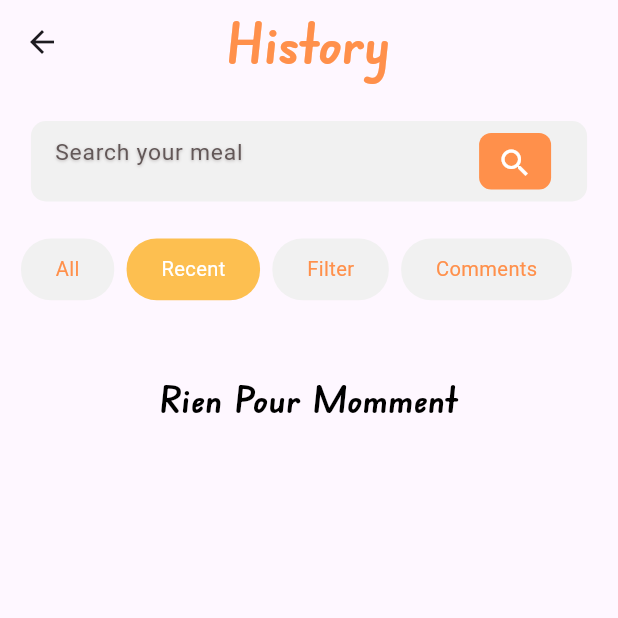
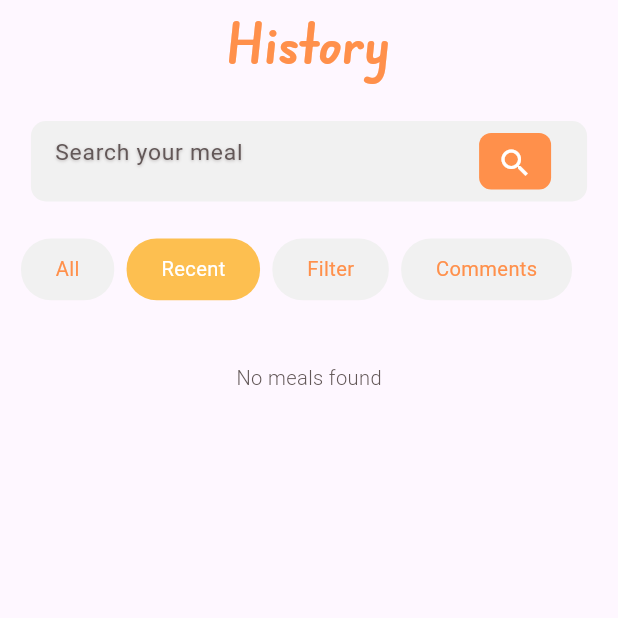
Before and after one commit to MehdiD0/EasyMeal, a Flutter app: the HistoryPage screen opened directly, after a tap on "Recent", on a phone screen of 412 x 824 dp, the top half of it. Run offline on Flutter 3.47's test engine with Material 3 defaults, Android fonts, the phone set to English and light mode, and no system bars; our stand-ins replace firebase_auth, firebase_core, flutter_rating_bar, hive, hive_flutter, sizer; accounts and stored records are empty; Roboto replaces fonts that are missing (Rubik).

Commit message:
Hive DB and more

```diff
--- a/lib/local_storage_management/hive_services.dart
+++ b/lib/local_storage_management/hive_services.dart
@@ -79,4 +79,36 @@
     final mealBox = Hive.box<MealModel>(mealBoxName);
     return mealBox.get(id);
   }
+
+  static List<MealModel> getMealsByType(String type) {
+    final mealBox = Hive.box<MealModel>(mealBoxName);
+    return mealBox.values
+        .where((meal) => meal.type?.toLowerCase() == type.toLowerCase())
+        .toList();
+  }
+
+  static Future<void> deleteMeal(String id) async {
+    final mealBox = Hive.box<MealModel>(mealBoxName);
+    await mealBox.delete(id);
+  }
+
+  static List<MealModel> searchMealsByName(String query) {
+    final mealBox = Hive.box<MealModel>(mealBoxName);
+    return mealBox.values
+        .where((meal) => meal.name!.toLowerCase().contains(query.toLowerCase()))
+        .toList();
+  }
+
+  static List<MealModel> getAllMeals() {
+    final mealBox = Hive.box<MealModel>(mealBoxName);
+    return mealBox.values.toList();
+  }
+
+  static List<MealModel> getRecentMeals() {
+    final mealBox = Hive.box<MealModel>(mealBoxName);
+
+    final allMeals = mealBox.values.toList();
+    allMeals.sort((a, b) => b.dateAdded!.compareTo(a.dateAdded!));
+    return allMeals.take(5).toList();
+  }
 }
--- a/lib/main.dart
+++ b/lib/main.dart
@@ -1,7 +1,9 @@
 import 'package:easy_meal/local_storage_management/hive_services.dart';
 import 'package:easy_meal/models/day_model.dart';
 import 'package:easy_meal/models/meal_model.dart';
+import 'package:easy_meal/screens/history_page.dart';
 import 'package:easy_meal/screens/home_screen.dart';
+import 'package:easy_meal/screens/sign_up.dart';
 import 'package:easy_meal/screens/test.dart';
 import 'package:firebase_core/firebase_core.dart';
 import 'package:hive_flutter/adapters.dart';
@@ -26,7 +28,7 @@
       builder: (buildContext, orientation, screenType) {
         return MaterialApp(
           debugShowCheckedModeBanner: false,
-          home: HomeScreen(),
+          home: HistoryPage(),
         );
       },
     );
--- a/lib/models/meal_model.dart
+++ b/lib/models/meal_model.dart
@@ -1,7 +1,7 @@
 import 'package:hive_flutter/adapters.dart';
 
 part 'meal_model.g.dart';
-@HiveType(typeId: 1)
+@HiveType(typeId: 2)
 class MealModel {
   @HiveField(0)
   String? name;
@@ -15,6 +15,8 @@
   String? type;
   @HiveField(5)
   int? rating;
+  @HiveField(6)
+  DateTime? dateAdded;
 
   // Default constructor :
   MealModel({required this.name, required this.image});
--- a/lib/models/user_model.dart
+++ b/lib/models/user_model.dart
@@ -1,6 +1,6 @@
 import 'package:hive/hive.dart';
 part 'user_model.g.dart';
-@HiveType(typeId: 2)
+@HiveType(typeId: 3)
 class UserModel extends HiveObject{
   @HiveField(0)
   String name;
--- a/lib/screens/all_history_meals.dart
+++ b/lib/screens/all_history_meals.dart
@@ -0,0 +1,39 @@
+import 'package:easy_meal/components/custom_meal_card.dart';
+import 'package:easy_meal/helpers/app_theme.dart';
+import 'package:easy_meal/models/meal_model.dart';
+import 'package:flutter/material.dart';
+import 'package:sizer/sizer.dart';
+
+class AllHistoryMeals extends StatelessWidget {
+  final List<MealModel> meals;
+  const AllHistoryMeals({super.key, required this.meals});
+
+  @override
+  Widget build(BuildContext context) {
+    return meals.isEmpty
+        ? Padding(
+          padding: EdgeInsets.only(top: 5.h),
+          child: Text(
+            "No meals found",
+            style: AppTheme.paragraphStyle.copyWith(fontSize: 15.sp),
+          ),
+        )
+        : ListView.builder(
+          shrinkWrap: true,
+          physics: const NeverScrollableScrollPhysics(),
+          itemCount: meals.length,
+          itemBuilder: (context, index) {
+            final meal = meals[index];
+            return CustomMealCard(
+              mealData: {
+                'image': meal.image ?? 'assets/image/icon.jpg',
+                'name': meal.name ?? '',
+                'date': meal.dateAdded ?? 'Unknown',
+                'timesMade': 0,
+                'rating': meal.rating?.toInt() ?? 0,
+              },
+            );
+          },
+        );
+  }
+}
--- a/lib/screens/history_page.dart
+++ b/lib/screens/history_page.dart
@@ -1,7 +1,13 @@
 import 'package:easy_meal/components/filter_buttons.dart';
+import 'package:easy_meal/components/meal_card.dart';
 import 'package:easy_meal/components/search_bar.dart';
 import 'package:easy_meal/helpers/app_theme.dart';
+import 'package:easy_meal/local_storage_management/hive_services.dart';
+import 'package:easy_meal/models/meal_model.dart';
+import 'package:easy_meal/screens/all_history_meals.dart';
+import 'package:easy_meal/screens/comments_visuel.dart';
 import 'package:easy_meal/screens/history_meal_filter.dart';
+import 'package:easy_meal/screens/recent_meals.dart';
 import 'package:flutter/material.dart';
 import 'package:sizer/sizer.dart';
 
@@ -16,6 +22,8 @@
   final TextEditingController controller = TextEditingController();
   int _selectedFilterIndex = 0;
   final List<String> options = ["All", "Recent", "Filter", "Comments"];
+  final List<MealModel> meals = HiveServices.getAllMeals();
+  final List<MealModel> recentMeals = HiveServices.getRecentMeals();
 
   @override
   Widget build(BuildContext context) {
@@ -30,7 +38,7 @@
       body: Column(
         children: [
           SizedBox(height: 3.h),
-          CustomSearchBar(hintText: "Search your meal", controller:controller ,),
+          CustomSearchBar(hintText: "Search your meal", controller: controller),
           SizedBox(height: 3.h),
           FilterButtonsGroup(
             options: options,
@@ -41,12 +49,21 @@
               });
             },
           ),
-          Expanded(child: SingleChildScrollView(child: Column(children: [
-            if(_selectedFilterIndex==2)
-              HistoryMealFilter()
-            else Column(children: [SizedBox(height: 6.h,),Text("Rien Pour Momment",style: AppTheme.titleStyle.copyWith(color: AppTheme.black),)],)
-
-          ],))),
+          Expanded(
+            child: SingleChildScrollView(
+              child: Column(
+                children: [
+                  if (_selectedFilterIndex == 2)
+                    HistoryMealFilter()
+                  else if (_selectedFilterIndex == 3)
+                    CommentVisuel(meals: meals)
+                  else if (_selectedFilterIndex == 1)
+                    RecentMeals(meals: recentMeals,)
+                  else AllHistoryMeals(meals: meals)
+                ],
+              ),
+            ),
+          ),
         ],
       ),
     );
--- /dev/null
+++ b/lib/screens/recent_meals.dart
@@ -0,0 +1,30 @@
+import 'package:easy_meal/components/meal_card.dart';
+import 'package:easy_meal/helpers/app_theme.dart';
+import 'package:easy_meal/models/meal_model.dart';
+import 'package:flutter/material.dart';
+import 'package:sizer/sizer.dart';
+
+class RecentMeals extends StatelessWidget {
+  final List<MealModel> meals;
+  const RecentMeals({super.key, required this.meals});
+
+  @override
+  Widget build(BuildContext context) {
+    return meals.isEmpty
+        ? Padding(
+          padding: EdgeInsets.only(top: 5.h),
+          child: Text(
+            "No meals found",
+            style: AppTheme.paragraphStyle.copyWith(fontSize: 15.sp),
+          ),
+        )
+        : ListView.builder(
+            shrinkWrap: true,
+            physics: const NeverScrollableScrollPhysics(),
+            itemCount: meals.length,
+            itemBuilder: (context, index) {
+              return MealCard(meal: meals[index]);
+            },
+          );
+  }
+}
```
Also changed, not shown: lib/components/comment_item.dart (+8 -8 lines), lib/components/meal_filter_buttons.dart (+7 -3 lines), lib/screens/comments_visuel.dart (+36 -0 lines), lib/screens/history_meal_filter.dart (+60 -2 lines), lib/models/meal_model.g.dart, lib/models/user_model.g.dart.
